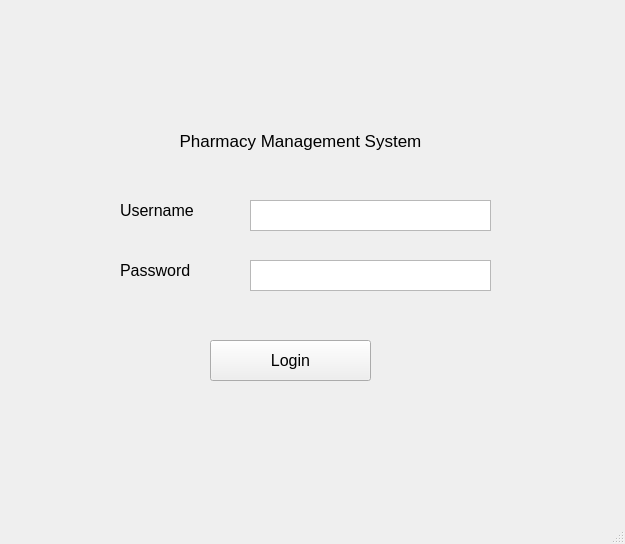
This is mainwindow.ui in osamamuhammad3623/pharmacy_management_system as Qt 5 draws it before an edit. The edited form follows.
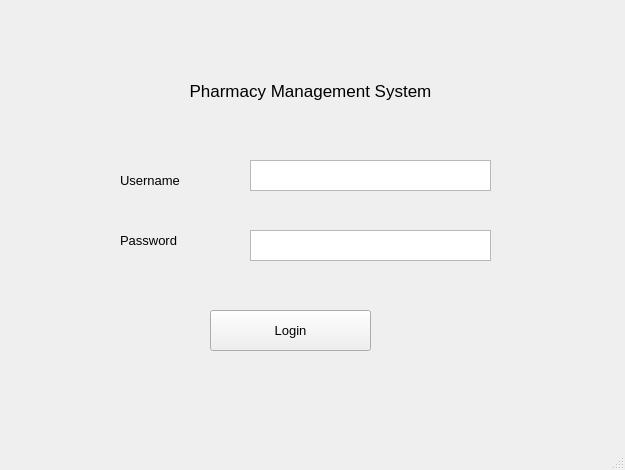
This is the edited form.

The edit to the form file:
```diff
--- a/mainwindow.ui
+++ b/mainwindow.ui
@@ -7,7 +7,7 @@
     <x>0</x>
     <y>0</y>
     <width>625</width>
-    <height>544</height>
+    <height>470</height>
    </rect>
   </property>
   <property name="windowTitle">
@@ -18,24 +18,29 @@
     <property name="geometry">
      <rect>
       <x>250</x>
-      <y>260</y>
+      <y>230</y>
       <width>241</width>
       <height>31</height>
      </rect>
     </property>
+    <property name="font">
+     <font>
+      <pointsize>10</pointsize>
+     </font>
+    </property>
    </widget>
    <widget class="QLabel" name="label">
     <property name="geometry">
      <rect>
       <x>120</x>
-      <y>190</y>
+      <y>160</y>
       <width>101</width>
       <height>41</height>
      </rect>
     </property>
     <property name="font">
      <font>
-      <pointsize>12</pointsize>
+      <pointsize>10</pointsize>
      </font>
     </property>
     <property name="text">
@@ -46,24 +51,29 @@
     <property name="geometry">
      <rect>
       <x>250</x>
-      <y>200</y>
+      <y>160</y>
       <width>241</width>
       <height>31</height>
      </rect>
     </property>
+    <property name="font">
+     <font>
+      <pointsize>10</pointsize>
+     </font>
+    </property>
    </widget>
    <widget class="QLabel" name="label_2">
     <property name="geometry">
      <rect>
       <x>120</x>
-      <y>250</y>
+      <y>220</y>
       <width>91</width>
       <height>41</height>
      </rect>
     </property>
     <property name="font">
      <font>
-      <pointsize>12</pointsize>
+      <pointsize>10</pointsize>
      </font>
     </property>
     <property name="text">
@@ -74,14 +84,14 @@
     <property name="geometry">
      <rect>
       <x>210</x>
-      <y>340</y>
+      <y>310</y>
       <width>161</width>
       <height>41</height>
      </rect>
     </property>
     <property name="font">
      <font>
-      <pointsize>12</pointsize>
+      <pointsize>10</pointsize>
      </font>
     </property>
     <property name="text">
@@ -91,9 +101,9 @@
    <widget class="QLabel" name="label_6">
     <property name="geometry">
      <rect>
-      <x>120</x>
-      <y>120</y>
-      <width>361</width>
+      <x>10</x>
+      <y>70</y>
+      <width>601</width>
       <height>41</height>
      </rect>
     </property>
```
Left out of the diff: 2 changed lines with no effect on the pictures.
